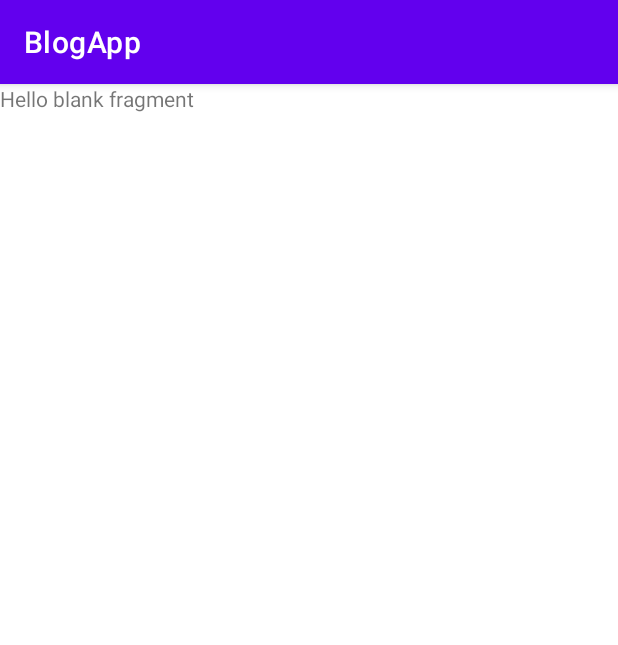
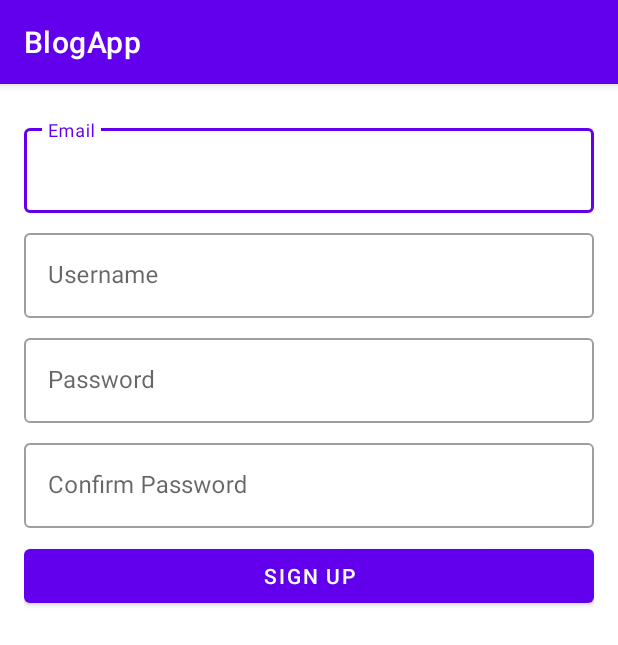
Before and after one commit to RubenYebran/BlogApp, an Android app: the fragment RegisterFragment shown on its own in the app's theme, on a phone screen of 412 x 824 dp. Shown: the top 645 px of the screen. Run offline under Robolectric (Android 15) with nearby library versions, the phone set to English and light mode, and no system bars.

Commit message:
Register Screen

```diff
--- a/app/src/main/res/layout/fragment_login.xml
+++ b/app/src/main/res/layout/fragment_login.xml
@@ -36,7 +36,7 @@
 
     <Button
         android:id="@+id/btn_sign_in"
-        android:layout_width="wrap_content"
+        android:layout_width="match_parent"
         android:layout_height="wrap_content"
         android:text="Sign In" />
 
--- a/app/src/main/res/layout/fragment_register.xml
+++ b/app/src/main/res/layout/fragment_register.xml
@@ -1,14 +1,82 @@
 <?xml version="1.0" encoding="utf-8"?>
-<FrameLayout xmlns:android="http://schemas.android.com/apk/res/android"
+<LinearLayout xmlns:android="http://schemas.android.com/apk/res/android"
     xmlns:tools="http://schemas.android.com/tools"
     android:layout_width="match_parent"
     android:layout_height="match_parent"
+    android:orientation="vertical"
+    android:padding="16dp"
     tools:context=".ui.auth.RegisterFragment">
 
-    <!-- TODO: Update blank fragment layout -->
-    <TextView
+    <com.google.android.material.textfield.TextInputLayout
+        android:layout_marginTop="8dp"
+        android:id="@+id/ti_input_email"
+        style="@style/Widget.MaterialComponents.TextInputLayout.OutlinedBox"
         android:layout_width="match_parent"
-        android:layout_height="match_parent"
-        android:text="@string/hello_blank_fragment" />
+        android:layout_height="wrap_content"
+        android:hint="Email">
 
-</FrameLayout>
+        <com.google.android.material.textfield.TextInputEditText
+            android:id="@+id/et_email"
+            android:layout_width="match_parent"
+            android:layout_height="wrap_content"
+            android:inputType="textEmailAddress" />
+    </com.google.android.material.textfield.TextInputLayout>
+
+    <com.google.android.material.textfield.TextInputLayout
+        android:layout_marginTop="8dp"
+        android:id="@+id/ti_input_username"
+        style="@style/Widget.MaterialComponents.TextInputLayout.OutlinedBox"
+        android:layout_width="match_parent"
+        android:layout_height="wrap_content"
+        android:hint="Username">
+
+        <com.google.android.material.textfield.TextInputEditText
+            android:id="@+id/et_username"
+            android:layout_width="match_parent"
+            android:layout_height="wrap_content"
+            android:inputType="textEmailAddress" />
+    </com.google.android.material.textfield.TextInputLayout>
+
+    <com.google.android.material.textfield.TextInputLayout
+        android:layout_marginTop="8dp"
+        android:id="@+id/ti_input_password"
+        style="@style/Widget.MaterialComponents.TextInputLayout.OutlinedBox"
+        android:layout_width="match_parent"
+        android:layout_height="wrap_content"
+        android:hint="Password">
+
+        <com.google.android.material.textfield.TextInputEditText
+            android:id="@+id/et_password"
+            android:layout_width="match_parent"
+            android:layout_height="wrap_content"
+            android:inputType="textEmailAddress" />
+    </com.google.android.material.textfield.TextInputLayout>
+
+    <com.google.android.material.textfield.TextInputLayout
+        android:layout_marginTop="8dp"
+        android:id="@+id/ti_input_confirm_password"
+        style="@style/Widget.MaterialComponents.TextInputLayout.OutlinedBox"
+        android:layout_width="match_parent"
+        android:layout_height="wrap_content"
+        android:hint="Confirm Password">
+
+        <com.google.android.material.textfield.TextInputEditText
+            android:id="@+id/et_confirm_password"
+            android:layout_width="match_parent"
+            android:layout_height="wrap_content"
+            android:inputType="textEmailAddress" />
+    </com.google.android.material.textfield.TextInputLayout>
+
+    <Button
+        android:layout_marginTop="8dp"
+        android:id="@+id/btn_sign_in"
+        android:layout_width="match_parent"
+        android:layout_height="wrap_content"
+        android:text="Sign Up" />
+
+    <ProgressBar
+        android:id="@+id/progress_bar"
+        android:layout_width="wrap_content"
+        android:layout_height="wrap_content"
+        android:visibility="gone" />
+</LinearLayout>
--- a/app/src/main/res/navigation/main_graph.xml
+++ b/app/src/main/res/navigation/main_graph.xml
@@ -17,5 +17,13 @@
         <action
             android:id="@+id/action_loginFragment_to_homeScreenFragment"
             app:destination="@id/homeScreenFragment" />
+        <action
+            android:id="@+id/action_loginFragment_to_registerFragment"
+            app:destination="@id/registerFragment" />
     </fragment>
+    <fragment
+        android:id="@+id/registerFragment"
+        android:name="com.example.blogapp.ui.auth.RegisterFragment"
+        android:label="fragment_register"
+        tools:layout="@layout/fragment_register" />
 </navigation>
```
